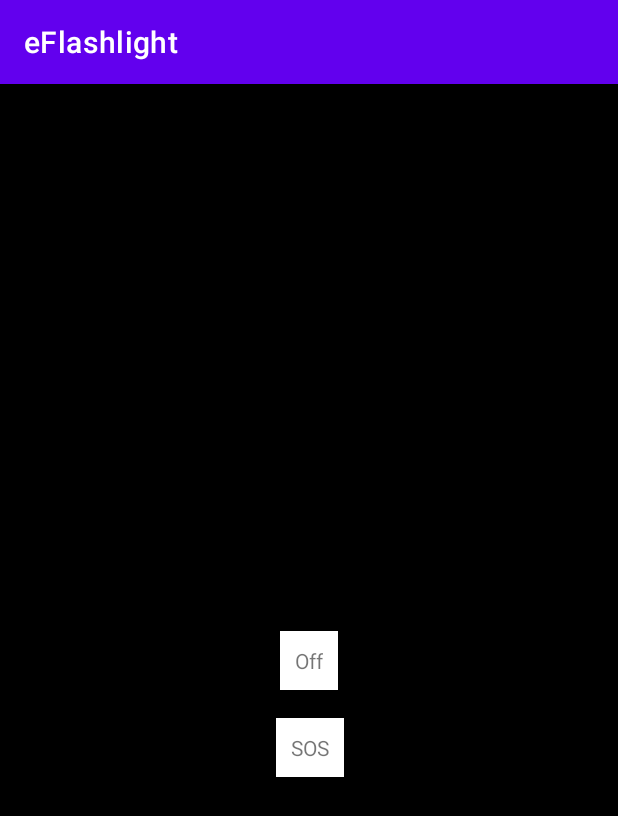
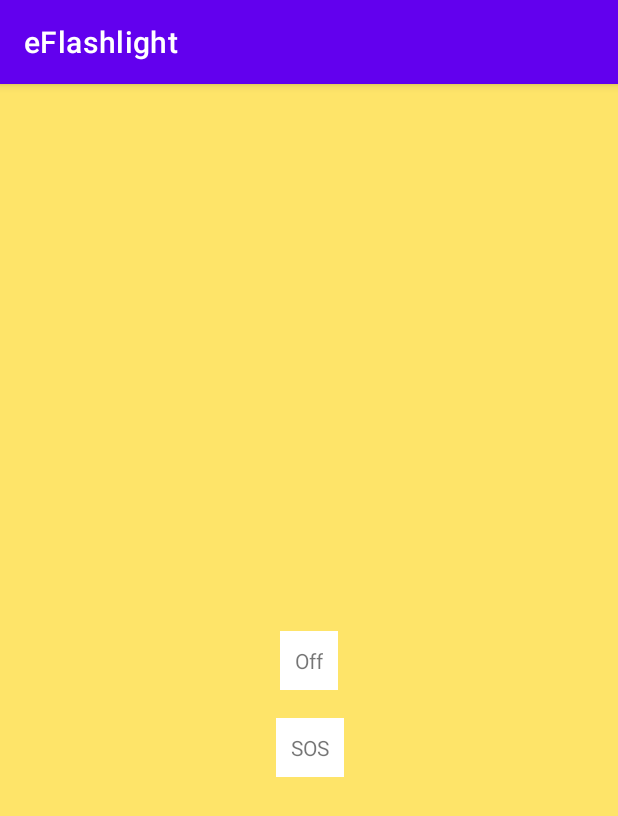
Before and after one commit to eshinef/estudio, an Android app: the screen it shows after launch (MainActivity), after a tap on "SOS", on a phone screen of 412 x 824 dp. Shown: the top 816 px of the screen. Run offline under Robolectric (Android 15) with nearby library versions, the phone set to English and light mode, and no system bars; 3 other taps on this screen came first.

Commit message:
eFlashLight create ignore

```diff
--- a/eflashlight/app/src/main/java/com/es/flashlight/MainActivity.java
+++ b/eflashlight/app/src/main/java/com/es/flashlight/MainActivity.java
@@ -69,7 +69,7 @@ public class MainActivity extends AppCompatActivity {
         if (sosTimer == null) {
             sosTimer = new Timer();
             sosTask = new SOSTask();
-            sosTimer.schedule(sosTask, 500, 500);
+            sosTimer.schedule(sosTask, 500, 200);
         }
     }
 
@@ -103,13 +103,13 @@ public class MainActivity extends AppCompatActivity {
         void turnOn() {
             on = true;
             switch_btn.setText("On");
-            background_view.setBackgroundColor(getColor(R.color.white));
+            background_view.setBackgroundColor(getColor(R.color.red));
         }
 
         void turnOff() {
             on = false;
             switch_btn.setText("Off");
-            background_view.setBackgroundColor(getColor(R.color.black));
+            background_view.setBackgroundColor(getColor(R.color.yellow));
         }
 
         boolean isOn() {
--- a/eflashlight/app/src/main/res/values/colors.xml
+++ b/eflashlight/app/src/main/res/values/colors.xml
@@ -7,4 +7,6 @@
     <color name="teal_700">#FF018786</color>
     <color name="black">#FF000000</color>
     <color name="white">#FFFFFFFF</color>
+    <color name="red">#FF4081</color>
+    <color name="yellow">#FEE469</color>
 </resources>
```
Also changed, not shown: 1 other file.
